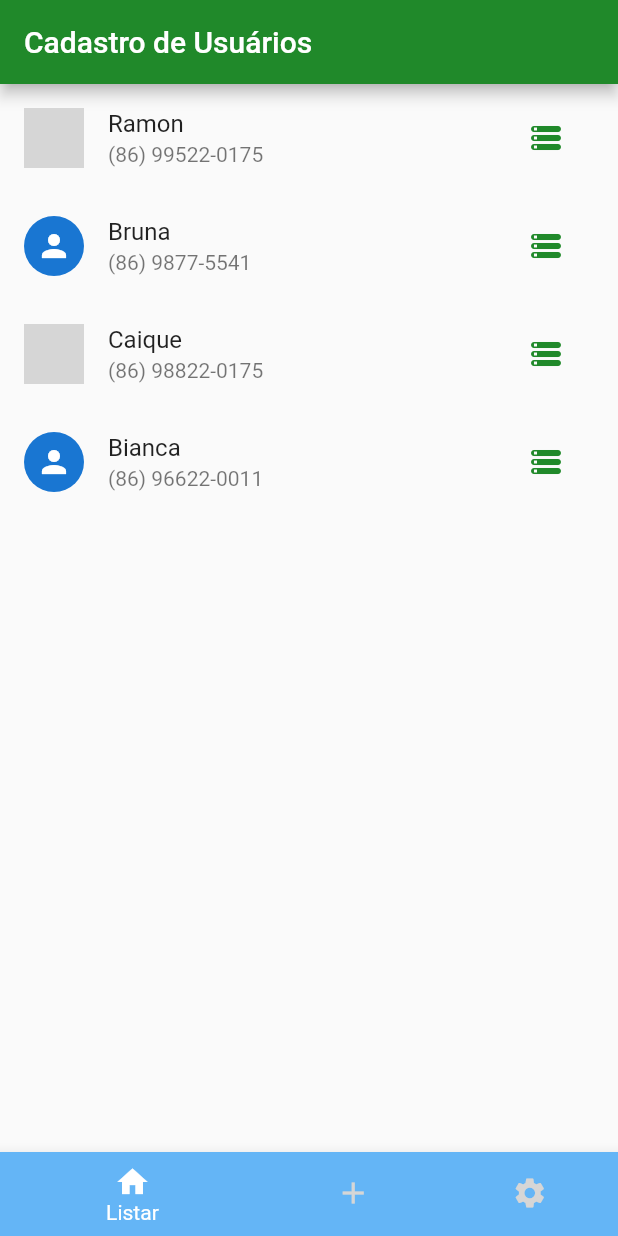
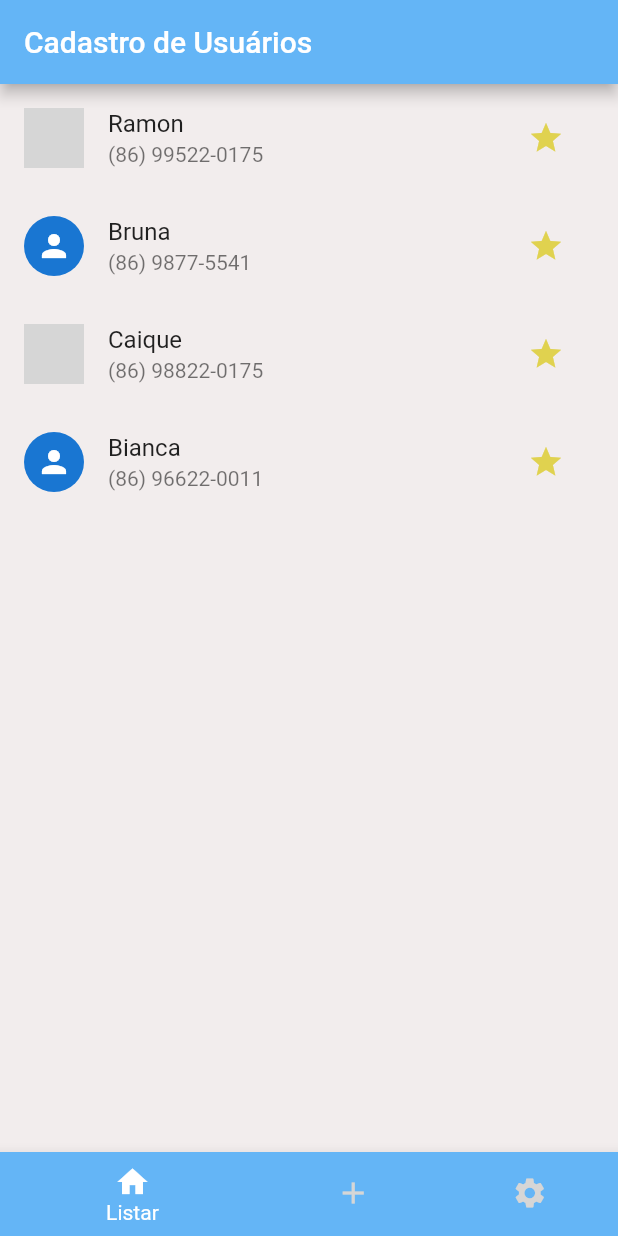
Before and after one commit to Mateus-IC1101/APPLICATION_CONTACT_LIST, a Flutter app: the screen it shows after launch, on a phone screen of 412 x 824 dp. Run offline on Flutter 3.47's test engine with Material 2 defaults, Android fonts, the phone set to English and light mode, and no system bars; network calls fail; grey boxes are pictures that could not be loaded.

Commit message:
Variável e ListView

```diff
--- a/lib/components/user_tile.dart
+++ b/lib/components/user_tile.dart
@@ -6,18 +6,18 @@ import 'package:flutter/material.dart';
 class UserTile extends StatefulWidget {
   UserTile(this.user);
   final User user;
-  static List<int> selecionados = [];
 
   @override
   State<UserTile> createState() => _UserTileState();
 }
 
 class _UserTileState extends State<UserTile> {
+  List<int> selecionados = [];
   @override
   Widget build(BuildContext context) {
     var item_selecionado = int.parse(widget.user.id.toString());
 
-    final avatar = widget.user.url_avatar == null ||
+    var avatar = widget.user.url_avatar == null ||
             widget.user.url_avatar.isEmpty
         ? CircleAvatar(child: Icon(Icons.person))
         : CircleAvatar(backgroundImage: NetworkImage(widget.user.url_avatar));
@@ -28,27 +28,32 @@ class _UserTileState extends State<UserTile> {
     final numero = Text('${widget.user.numero}');
 
     return ListTile(
-      selected: UserTile.selecionados.contains(item_selecionado) ? true : false,
-      selectedTileColor: Color.fromARGB(82, 33, 243, 142),
+      selected: selecionados.contains(item_selecionado) ? true : false,
+      selectedTileColor: Color.fromARGB(82, 89, 199, 79),
       onLongPress: () {
         setState(() {
-          UserTile.selecionados.contains(item_selecionado)
-              ? UserTile.selecionados.remove(item_selecionado)
-              : UserTile.selecionados.add(item_selecionado);
-          print(item_selecionado);
-          print(UserTile.selecionados);
+          selecionados.contains(item_selecionado)
+              ? selecionados.remove(item_selecionado)
+              : selecionados.add(item_selecionado);
         });
       },
-      leading: avatar,
+      leading: selecionados.contains(item_selecionado)
+          ? CircleAvatar(
+              child: Icon(
+                Icons.check,
+                color: Colors.white,
+              ),
+              backgroundColor: Color.fromARGB(255, 51, 163, 54))
+          : avatar,
       title: name,
       subtitle: numero,
       trailing: TextButton(
         style: ButtonStyle(
           foregroundColor: MaterialStateProperty.all<Color>(
-              Color.fromARGB(255, 32, 137, 42)),
+              Color.fromARGB(174, 215, 197, 6)),
         ),
         onPressed: () {},
-        child: Icon(Icons.storage_rounded),
+        child: Icon(Icons.star),
       ),
       onTap: () => {},
       enabled: true,
--- a/lib/views/user_lis.dart
+++ b/lib/views/user_lis.dart
@@ -20,9 +20,6 @@ class _UserListState extends State<UserList> {
     final screens = [
       ListView.builder(
           itemBuilder: (context, index) => UserTile(users.elementAt(index)),
-          // separatorBuilder: (BuildContext context, int index) => const Divider(
-          //       color: Colors.white,
-          //     ),
           itemCount: users.length),
       UserCreate(),
       Center(
@@ -34,9 +31,10 @@ class _UserListState extends State<UserList> {
 
     return Scaffold(
         appBar: AppBar(
-          backgroundColor: Color.fromARGB(255, 32, 137, 42),
+          backgroundColor: Colors.blue[300],
           title: Text('Cadastro de Usuários'),
         ),
+        backgroundColor: Color.fromARGB(255, 242, 237, 237),
         body: screens[current_index],
         bottomNavigationBar: BottomNavigationBar(
           onTap: (index) {
```
